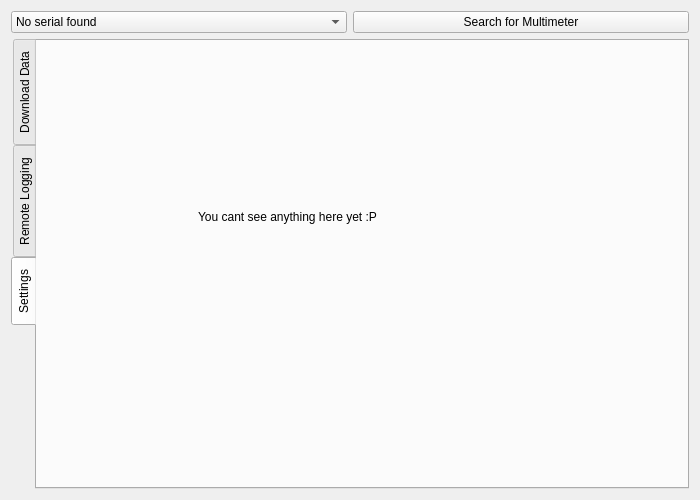
This is yellowdolphindownloader.ui in C-X1/YellowDolphin as Qt 5 draws it before an edit. The edited form follows.
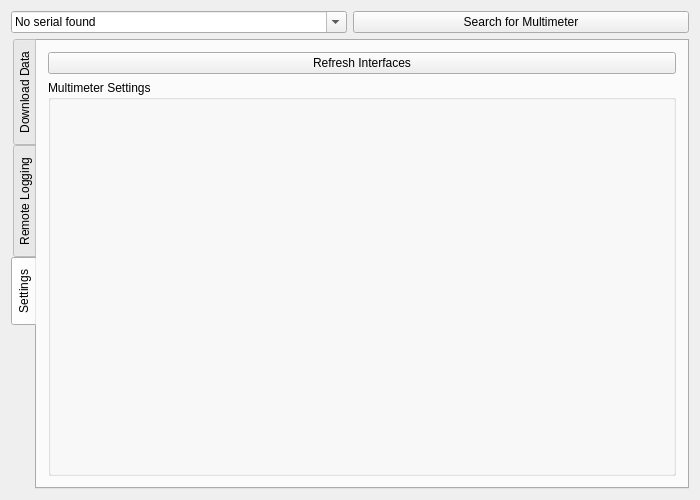
This is the edited form. The open tabs and pages were chosen to show the change.

What changed in the file:
```diff
--- a/yellowdolphindownloader.ui
+++ b/yellowdolphindownloader.ui
@@ -33,6 +33,12 @@
     <layout class="QHBoxLayout" name="horizontalLayout">
      <item>
       <widget class="QComboBox" name="interfacesCombo">
+       <property name="mouseTracking">
+        <bool>true</bool>
+       </property>
+       <property name="editable">
+        <bool>true</bool>
+       </property>
        <item>
         <property name="text">
          <string>No serial found</string>
@@ -351,19 +357,22 @@
       <attribute name="title">
        <string>Settings</string>
       </attribute>
-      <widget class="QLabel" name="label_3">
-       <property name="geometry">
-        <rect>
-         <x>161</x>
-         <y>160</y>
-         <width>191</width>
-         <height>31</height>
-        </rect>
-       </property>
-       <property name="text">
-        <string>You cant see anything here yet :P</string>
-       </property>
-      </widget>
+      <layout class="QVBoxLayout" name="verticalLayout_8">
+       <item>
+        <widget class="QPushButton" name="refreshInterfacesBut">
+         <property name="text">
+          <string>Refresh Interfaces</string>
+         </property>
+        </widget>
+       </item>
+       <item>
+        <widget class="QGroupBox" name="groupBox_2">
+         <property name="title">
+          <string>Multimeter Settings</string>
+         </property>
+        </widget>
+       </item>
+      </layout>
      </widget>
     </widget>
    </item>
```
Left out of the diff: 38 changed lines with no effect on the pictures.
